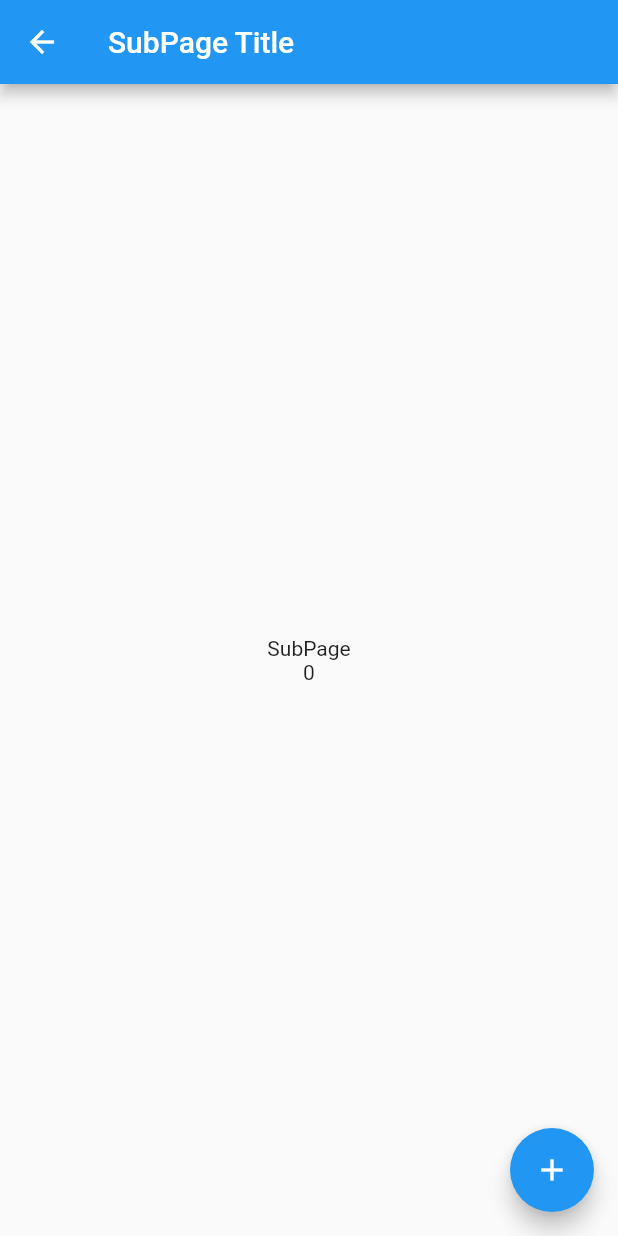
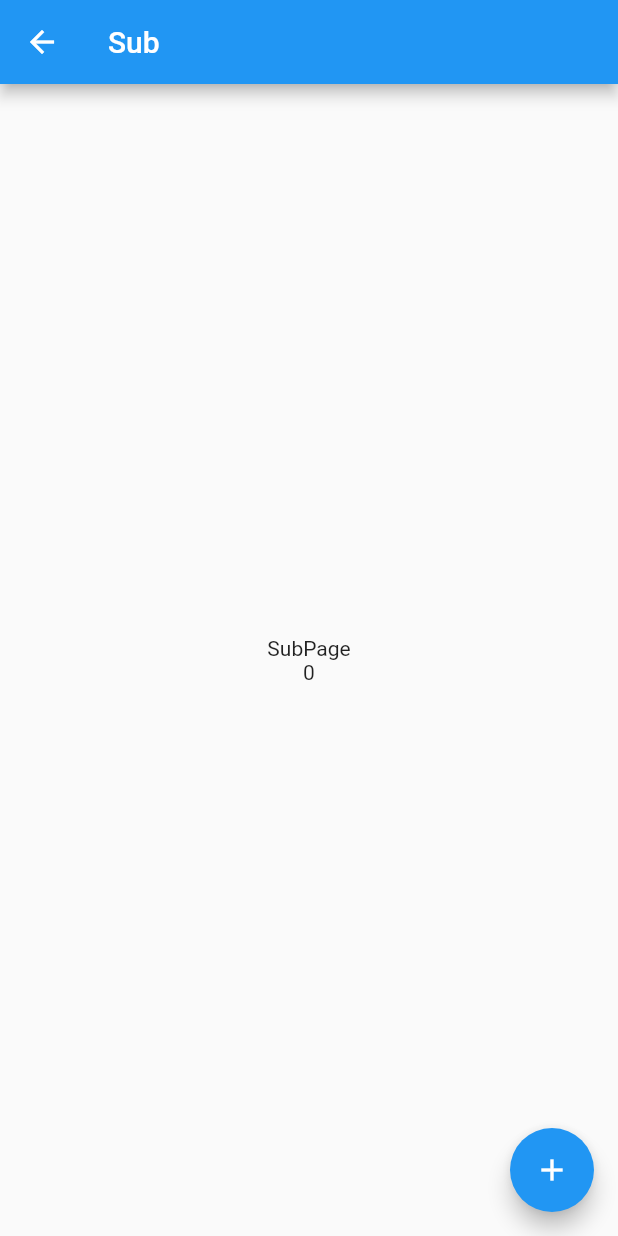
Before and after one commit to lafared/getx_test, a Flutter app: the screen it shows after launch, after a tap on the "add" icon, on a phone screen of 412 x 824 dp. Run offline on Flutter 3.47's test engine with Material 2 defaults, Android fonts, the phone set to English and light mode, and no system bars; our stand-ins replace get.

Commit message:
- set up page using GetPage() - Get.toNamed() with arg

```diff
--- a/lib/main.dart
+++ b/lib/main.dart
@@ -15,6 +15,10 @@ class MyApp extends StatelessWidget {
         primarySwatch: Colors.blue,
       ),
       home: MyHomePage(title: 'Flutter Demo Home Page'),
+      getPages: [
+        GetPage(name: '/', page: () => MyHomePage(title: 'Home')),
+        GetPage(name: '/sub', page: () => SubPage(title: 'Sub'), transition: Transition.zoom),
+      ],
     );
   }
 }
@@ -57,7 +61,8 @@ class _MyHomePageState extends State<MyHomePage> {
       floatingActionButton: FloatingActionButton(
         onPressed: () {
           print("go to sub page");
-          Get.to(SubPage(title: 'SubPage Title',));
+          // Get.to(SubPage(title: 'SubPage Title',));
+          Get.toNamed('/sub', arguments: "arg1");
           },
         tooltip: 'Increment',
         child: Icon(Icons.add),
--- a/lib/sub.dart
+++ b/lib/sub.dart
@@ -13,6 +13,12 @@ class SubPage extends StatefulWidget {
 
 class _SubPageState extends State<SubPage> {
   // final CounterController _counterController = Get.find();
+
+  @override
+  void initState() {
+    super.initState();
+    print("arg : ${Get.arguments}");
+  }
 
   @override
   Widget build(BuildContext context) {
```
